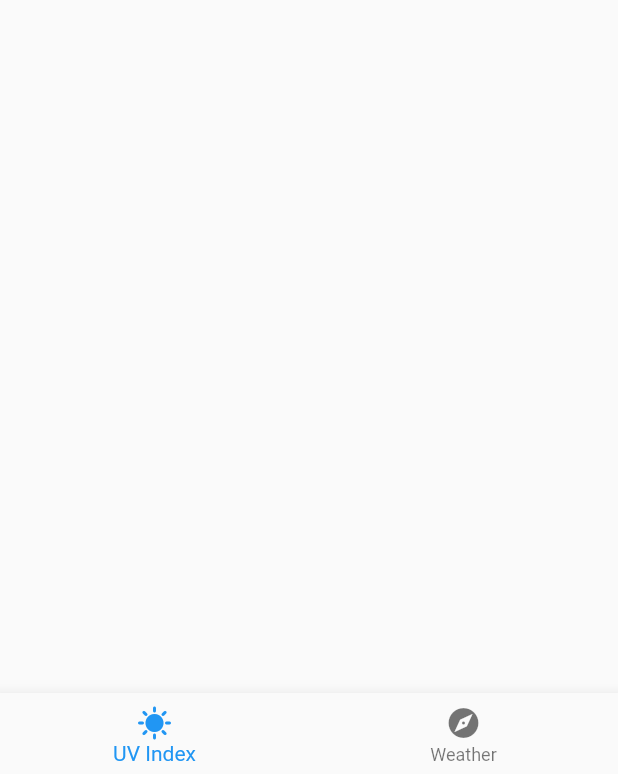
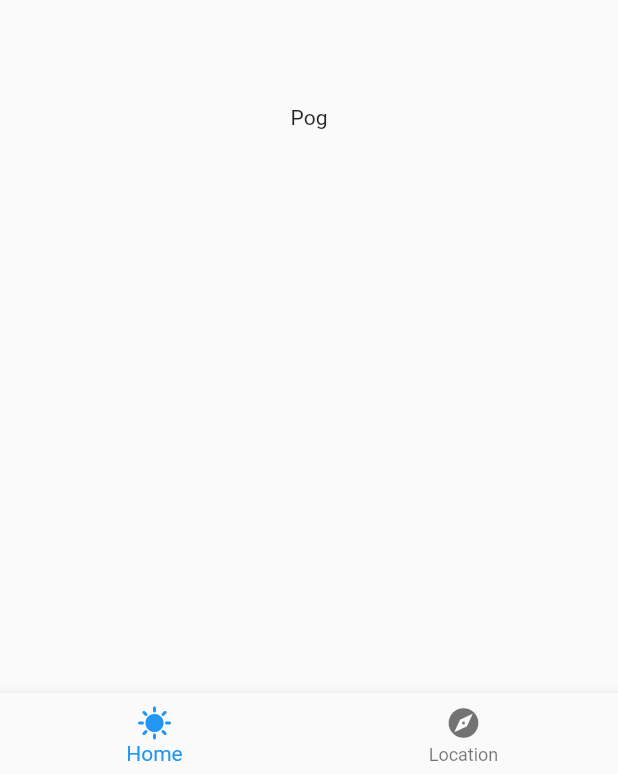
Before and after one commit to conrad-mo/weatherapp, a Flutter app: the screen it shows after launch, on a phone screen of 412 x 824 dp. Shown: the part 459-1233 px from the top of the screen. Run offline on Flutter 3.47's test engine with Material 2 defaults, Android fonts, the phone set to English and light mode, and no system bars.

Commit message:
Update main.dart

```diff
--- a/lib/main.dart
+++ b/lib/main.dart
@@ -1,19 +1,45 @@
 import 'package:flutter/material.dart';
 
 void main() {
-  runApp(const MainApp());
+  runApp(const MaterialApp(
+    title: 'Weather App',
+    home: Scaffold(
+      body: WeatherBBar(),
+    ),
+  ));
 }
 
-class MainApp extends StatelessWidget {
-  const MainApp({super.key});
+class WeatherScreen extends StatefulWidget {
+  const WeatherScreen({super.key});
 
   @override
+  State<WeatherScreen> createState() => _WeatherScreenState();
+}
+
+class _WeatherScreenState extends State<WeatherScreen> {
+  @override
   Widget build(BuildContext context) {
-    return const MaterialApp(
-      home: Scaffold(
-        body: Center(
-          child: WeatherBBar(),
-        ),
+    return const Scaffold(
+      body: Center(
+        child: Text('Pog'),
+      ),
+    );
+  }
+}
+
+class UvScreen extends StatefulWidget {
+  const UvScreen({super.key});
+
+  @override
+  State<UvScreen> createState() => _UvScreenState();
+}
+
+class _UvScreenState extends State<UvScreen> {
+  @override
+  Widget build(BuildContext context) {
+    return const Scaffold(
+      body: Center(
+        child: Text('POG'),
       ),
     );
   }
@@ -27,21 +53,37 @@ class WeatherBBar extends StatefulWidget {
 }
 
 class _WeatherBBarState extends State<WeatherBBar> {
+  int _currentIndex = 0;
   @override
   Widget build(BuildContext context) {
     return Scaffold(
       bottomNavigationBar: BottomNavigationBar(
+        currentIndex: _currentIndex,
+        onTap: _onTabItemTapped,
         items: const <BottomNavigationBarItem>[
           BottomNavigationBarItem(
             icon: Icon(Icons.sunny),
-            label: 'UV Index',
+            label: 'Home',
           ),
           BottomNavigationBarItem(
             icon: Icon(Icons.explore),
-            label: 'Weather',
+            label: 'Location',
           ),
+        ],
+      ),
+      body: IndexedStack(
+        index: _currentIndex,
+        children: const [
+          WeatherScreen(),
+          UvScreen(),
         ],
       ),
     );
   }
+
+  void _onTabItemTapped(int index) {
+    setState(() {
+      _currentIndex = index;
+    });
+  }
 }
```
